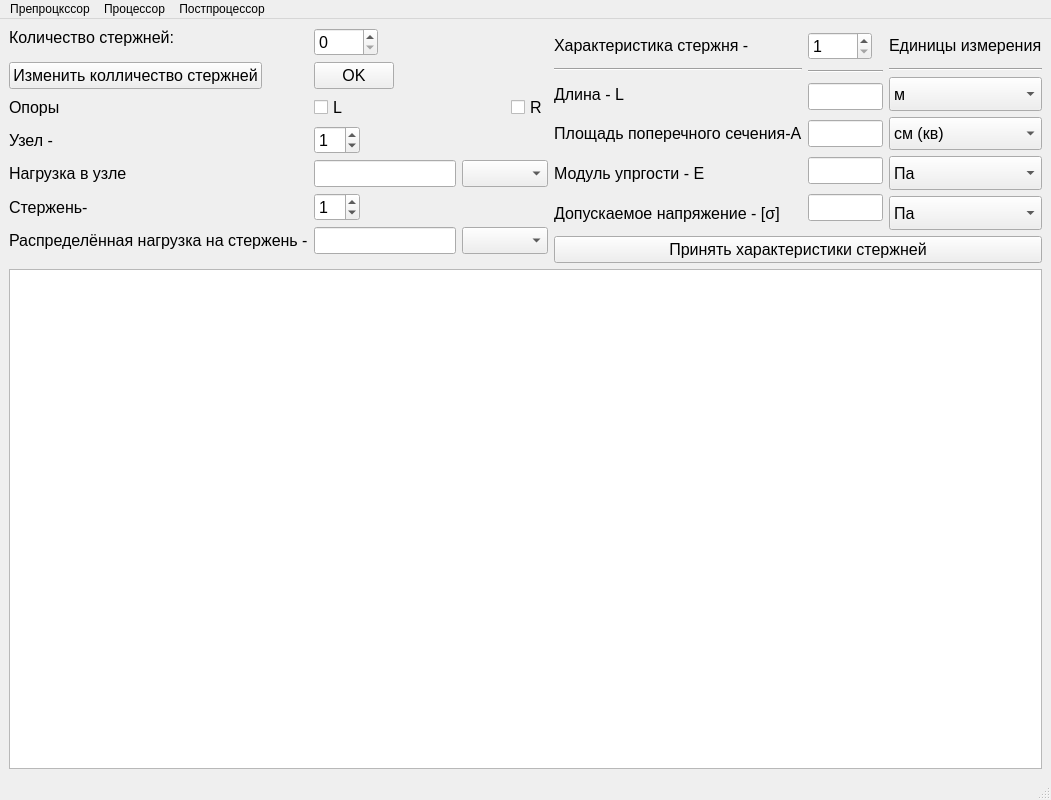
This is SAPR/mainwindow.ui in DenisMyasnikov/SAPR as Qt 5 draws it before an edit. The edited form follows.
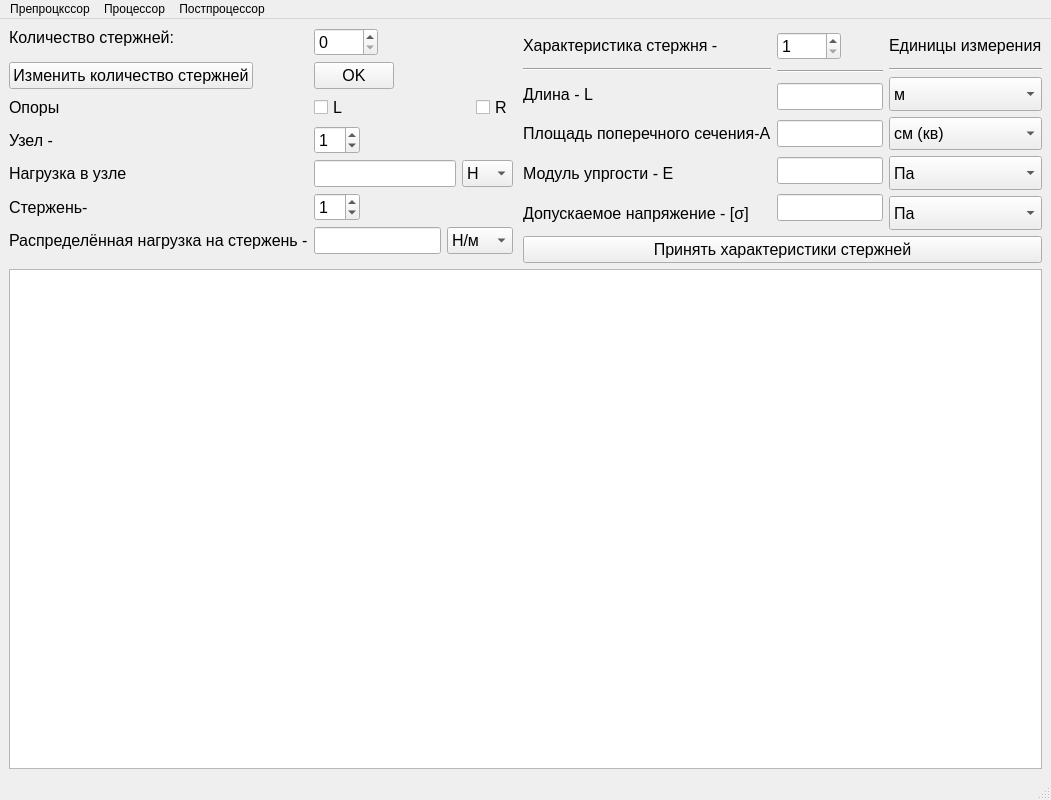
This is the edited form.

```diff
--- a/SAPR/mainwindow.ui
+++ b/SAPR/mainwindow.ui
@@ -20,6 +20,9 @@
    <string>MainWindow</string>
   </property>
   <widget class="QWidget" name="centralwidget">
+   <property name="enabled">
+    <bool>true</bool>
+   </property>
    <property name="sizePolicy">
     <sizepolicy hsizetype="Expanding" vsizetype="Expanding">
      <horstretch>0</horstretch>
@@ -99,7 +102,7 @@
              </font>
             </property>
             <property name="text">
-             <string>Изменить колличество стержней</string>
+             <string>Изменить количество стержней</string>
             </property>
            </widget>
           </item>
@@ -264,6 +267,24 @@
                 <pointsize>12</pointsize>
                </font>
               </property>
+              <property name="currentIndex">
+               <number>1</number>
+              </property>
+              <item>
+               <property name="text">
+                <string>мН</string>
+               </property>
+              </item>
+              <item>
+               <property name="text">
+                <string>Н</string>
+               </property>
+              </item>
+              <item>
+               <property name="text">
+                <string>кН</string>
+               </property>
+              </item>
              </widget>
             </item>
            </layout>
@@ -328,6 +349,24 @@
                 <pointsize>12</pointsize>
                </font>
               </property>
+              <property name="currentIndex">
+               <number>1</number>
+              </property>
+              <item>
+               <property name="text">
+                <string>мН/м</string>
+               </property>
+              </item>
+              <item>
+               <property name="text">
+                <string>Н/м</string>
+               </property>
+              </item>
+              <item>
+               <property name="text">
+                <string>кН/м</string>
+               </property>
+              </item>
              </widget>
             </item>
            </layout>
```
Left out of the diff: 15 changed lines with no effect on the pictures.
